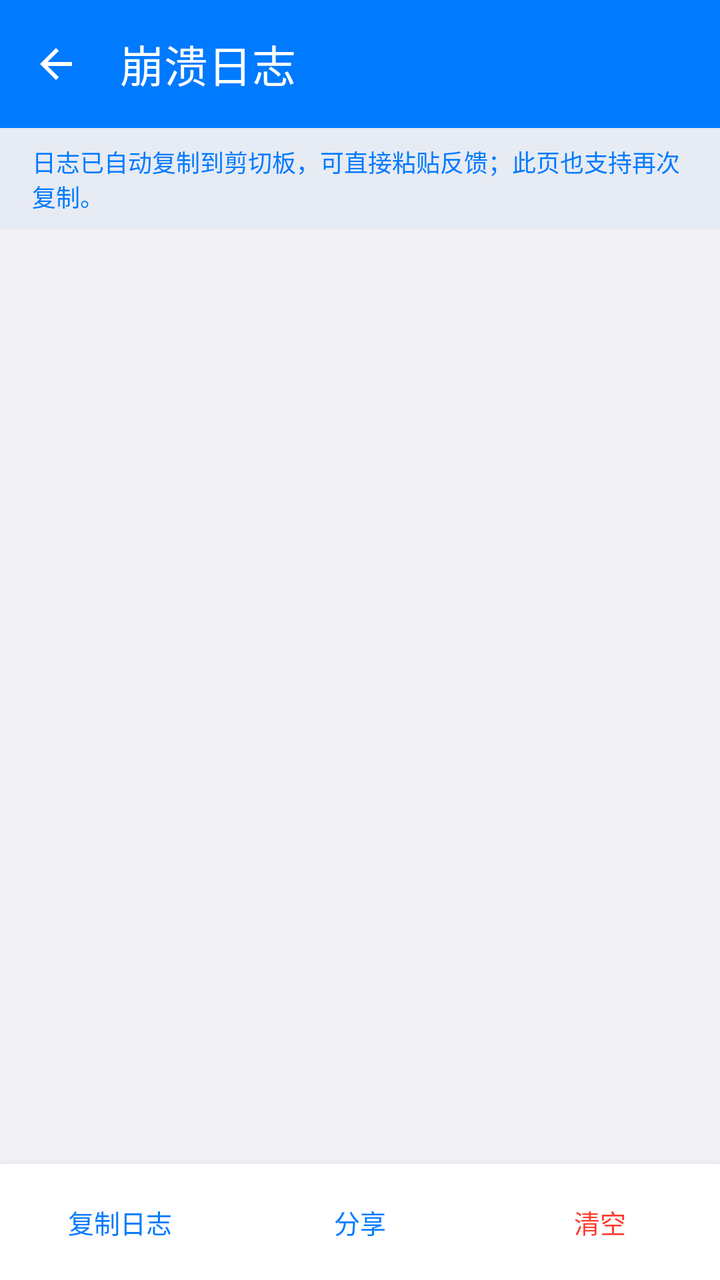
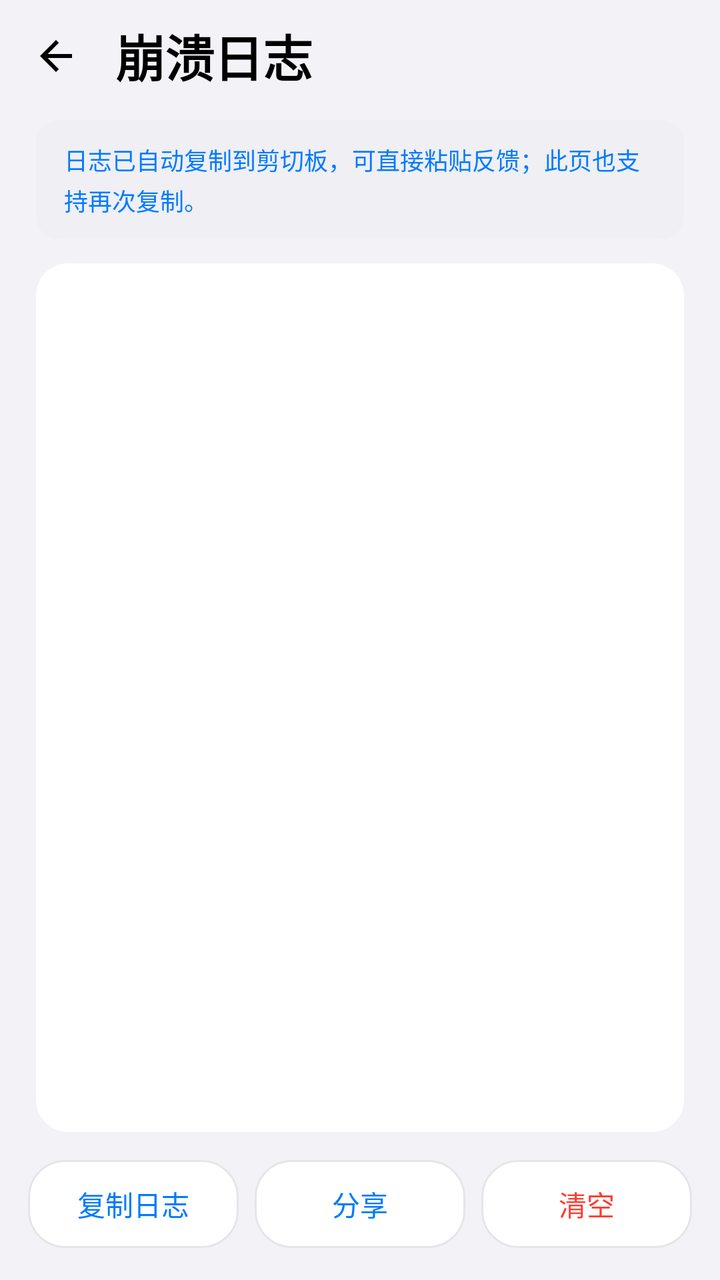

Two renders of the same Android screen: before a commit and after it. Below are the layout's source before the change and the commit's diff.
<!-- AndroidManifest.xml: application theme Theme.MDM -->
<!-- res/layout/activity_crash_log.xml -->
<?xml version="1.0" encoding="utf-8"?>
<LinearLayout xmlns:android="http://schemas.android.com/apk/res/android"
    xmlns:app="http://schemas.android.com/apk/res-auto"
    android:layout_width="match_parent"
    android:layout_height="match_parent"
    android:background="@color/mdm_surface"
    android:orientation="vertical">

    <com.google.android.material.appbar.MaterialToolbar
        android:id="@+id/crashToolbar"
        android:layout_width="match_parent"
        android:layout_height="?attr/actionBarSize"
        android:background="@color/mdm_primary"
        app:navigationIcon="@drawable/ic_back"
        app:title="@string/crash_log"
        app:titleTextColor="@color/white" />

    <TextView
        android:layout_width="match_parent"
        android:layout_height="wrap_content"
        android:background="#0D1565C0"
        android:paddingStart="16dp"
        android:paddingTop="8dp"
        android:paddingEnd="16dp"
        android:paddingBottom="8dp"
        android:text="@string/crash_tip"
        android:textColor="@color/mdm_primary"
        android:textSize="12sp" />

    <ScrollView
        android:layout_width="match_parent"
        android:layout_height="0dp"
        android:layout_weight="1"
        android:fillViewport="true"
        android:padding="12dp">

        <TextView
            android:id="@+id/tvCrashLog"
            android:layout_width="match_parent"
            android:layout_height="wrap_content"
            android:fontFamily="monospace"
            android:textColor="#37474F"
            android:textIsSelectable="true"
            android:textSize="11sp" />
    </ScrollView>

    <LinearLayout
        android:layout_width="match_parent"
        android:layout_height="58dp"
        android:background="@color/white"
        android:elevation="8dp"
        android:gravity="center"
        android:orientation="horizontal">

        <TextView
            android:id="@+id/btnCopy"
            android:layout_width="0dp"
            android:layout_height="match_parent"
            android:layout_weight="1"
            android:background="?attr/selectableItemBackground"
            android:gravity="center"
            android:text="@string/copy_log"
            android:textColor="@color/mdm_primary"
            android:textSize="13sp" />

        <TextView
            android:id="@+id/btnShare"
            android:layout_width="0dp"
            android:layout_height="match_parent"
            android:layout_weight="1"
            android:background="?attr/selectableItemBackground"
            android:gravity="center"
            android:text="@string/share"
            android:textColor="@color/mdm_primary"
            android:textSize="13sp" />

        <TextView
            android:id="@+id/btnClear"
            android:layout_width="0dp"
            android:layout_height="match_parent"
            android:layout_weight="1"
            android:background="?attr/selectableItemBackground"
            android:gravity="center"
            android:text="@string/crash_clear"
            android:textColor="@color/status_failed"
            android:textSize="13sp" />
    </LinearLayout>
</LinearLayout>
<!-- resources referenced by this layout -->
<resources>
  <color name="mdm_primary">#007AFF</color>
  <color name="mdm_surface">#F2F2F7</color>
  <color name="status_failed">#FF3B30</color>
  <color name="white">#FFFFFF</color>
  <!-- drawable ic_back (drawable) -->
  <?xml version="1.0" encoding="utf-8"?>
  <vector xmlns:android="http://schemas.android.com/apk/res/android"
      android:width="24dp"
      android:height="24dp"
      android:viewportWidth="24"
      android:viewportHeight="24">
      <path
          android:fillColor="#FFFFFFFF"
          android:pathData="M20,11H7.83l5.59,-5.59L12,4l-8,8 8,8 1.41,-1.41L7.83,13H20v-2z" />
  </vector>
  <string name="copy_log">复制日志</string>
  <string name="crash_clear">清空</string>
  <string name="crash_log">崩溃日志</string>
  <string name="crash_tip">日志已自动复制到剪切板，可直接粘贴反馈；此页也支持再次复制。</string>
  <string name="share">分享</string>
  <color name="ios_blue">#007AFF</color>
  <color name="mdm_primary_container">#E5F0FF</color>
  <color name="mdm_on_primary_container">#0062CC</color>
  <color name="mdm_secondary_container">#FFF0DE</color>
  <color name="mdm_on_secondary_container">#8A4B00</color>
  <color name="ios_card">#FFFFFF</color>
  <color name="ios_label">#000000</color>
  <color name="ios_fill">#EFEFF4</color>
  <color name="ios_label_2">#8A8A8E</color>
  <color name="ios_label_3">#C7C7CC</color>
  <color name="ios_separator">#E5E5EA</color>
  <color name="ios_red">#FF3B30</color>
  <color name="ios_bg">#F2F2F7</color>
  <style name="ThemeOverlay.MDM.BottomSheetDialog" parent="ThemeOverlay.Material3.BottomSheetDialog">
          <item name="bottomSheetStyle">@style/Widget.MDM.BottomSheet</item>
          <item name="colorSurfaceContainerLow">@color/ios_card</item>
          <item name="colorSurface">@color/ios_card</item>
          <item name="colorOnSurface">@color/ios_label</item>
          <item name="colorPrimary">@color/ios_blue</item>
      </style>
  <style name="Widget.MDM.BottomSheet" parent="Widget.Material3.BottomSheet.Modal">
          <item name="backgroundTint">@color/ios_card</item>
          <item name="shapeAppearance">@style/ShapeAppearance.MDM.Sheet</item>
      </style>
  <style name="ShapeAppearance.MDM.Sheet" parent="">
          <item name="cornerFamily">rounded</item>
          <item name="cornerSizeTopLeft">28dp</item>
          <item name="cornerSizeTopRight">28dp</item>
          <item name="cornerSizeBottomLeft">0dp</item>
          <item name="cornerSizeBottomRight">0dp</item>
      </style>
  <!-- unchanged entries left out for length: 1 -->
</resources>

<!-- the commit's change to res/layout/activity_crash_log.xml (unified diff, before → after) -->
@@ -3,86 +3,130 @@
     xmlns:app="http://schemas.android.com/apk/res-auto"
     android:layout_width="match_parent"
     android:layout_height="match_parent"
-    android:background="@color/mdm_surface"
+    android:background="@color/ios_bg"
     android:orientation="vertical">
 
     <com.google.android.material.appbar.MaterialToolbar
         android:id="@+id/crashToolbar"
         android:layout_width="match_parent"
-        android:layout_height="?attr/actionBarSize"
-        android:background="@color/mdm_primary"
+        android:layout_height="56dp"
+        android:background="@android:color/transparent"
         app:navigationIcon="@drawable/ic_back"
-        app:title="@string/crash_log"
-        app:titleTextColor="@color/white" />
+        app:navigationIconTint="@color/ios_label"
+        app:title=""
+        app:titleTextColor="@color/ios_label">
 
-    <TextView
+        <TextView
+            android:layout_width="wrap_content"
+            android:layout_height="wrap_content"
+            android:layout_marginStart="2dp"
+            android:letterSpacing="-0.02"
+            android:text="@string/crash_log"
+            android:textColor="@color/ios_label"
+            android:textSize="25sp"
+            android:textStyle="bold" />
+    </com.google.android.material.appbar.MaterialToolbar>
+
+    
+    <LinearLayout
         android:layout_width="match_parent"
         android:layout_height="wrap_content"
-        android:background="#0D1565C0"
-        android:paddingStart="16dp"
-        android:paddingTop="8dp"
-        android:paddingEnd="16dp"
-        android:paddingBottom="8dp"
-        android:text="@string/crash_tip"
-        android:textColor="@color/mdm_primary"
-        android:textSize="12sp" />
+        android:layout_marginStart="18dp"
+        android:layout_marginTop="4dp"
+        android:layout_marginEnd="18dp"
+        android:background="@drawable/bg_ios_input"
+        android:orientation="horizontal"
+        android:paddingStart="14dp"
+        android:paddingTop="11dp"
+        android:paddingEnd="14dp"
+        android:paddingBottom="11dp">
 
-    <ScrollView
+        <TextView
+            android:layout_width="match_parent"
+            android:layout_height="wrap_content"
+            android:lineSpacingExtra="3dp"
+            android:text="@string/crash_tip"
+            android:textColor="@color/ios_blue"
+            android:textSize="12sp" />
+    </LinearLayout>
+
+    
+    <LinearLayout
         android:layout_width="match_parent"
         android:layout_height="0dp"
+        android:layout_marginStart="18dp"
+        android:layout_marginTop="12dp"
+        android:layout_marginEnd="18dp"
+        android:layout_marginBottom="10dp"
         android:layout_weight="1"
-        android:fillViewport="true"
-        android:padding="12dp">
+        android:background="@drawable/bg_ios_card"
+        android:orientation="vertical"
+        android:paddingStart="16dp"
+        android:paddingTop="14dp"
+        android:paddingEnd="16dp"
+        android:paddingBottom="14dp">
 
-        <TextView
-            android:id="@+id/tvCrashLog"
+        <ScrollView
+            android:id="@+id/crashScroll"
             android:layout_width="match_parent"
-            android:layout_height="wrap_content"
-            android:fontFamily="monospace"
-            android:textColor="#37474F"
-            android:textIsSelectable="true"
-            android:textSize="11sp" />
-    </ScrollView>
+            android:layout_height="match_parent"
+            android:clipToPadding="false"
+            android:overScrollMode="never">
+
+            <TextView
+                android:id="@+id/tvCrashLog"
+                android:layout_width="match_parent"
+                android:layout_height="wrap_content"
+                android:fontFamily="monospace"
+                android:lineSpacingExtra="2dp"
+                android:textColor="@color/ios_label"
+                android:textIsSelectable="true"
+                android:textSize="11sp" />
+        </ScrollView>
+    </LinearLayout>
 
     <LinearLayout
         android:layout_width="match_parent"
-        android:layout_height="58dp"
-        android:background="@color/white"
-        android:elevation="8dp"
-        android:gravity="center"
-        android:orientation="horizontal">
+        android:layout_height="wrap_content"
+        android:orientation="horizontal"
+        android:paddingStart="14dp"
+        android:paddingTop="4dp"
+        android:paddingEnd="14dp"
+        android:paddingBottom="16dp">
 
         <TextView
             android:id="@+id/btnCopy"
             android:layout_width="0dp"
-            android:layout_height="match_parent"
+            android:layout_height="44dp"
+            android:layout_marginEnd="8dp"
             android:layout_weight="1"
-            android:background="?attr/selectableItemBackground"
+            android:background="@drawable/bg_action_pill"
             android:gravity="center"
             android:text="@string/copy_log"
-            android:textColor="@color/mdm_primary"
-            android:textSize="13sp" />
+            android:textColor="@color/ios_blue"
+            android:textSize="14sp" />
 
         <TextView
             android:id="@+id/btnShare"
             android:layout_width="0dp"
-            android:layout_height="match_parent"
+            android:layout_height="44dp"
+            android:layout_marginEnd="8dp"
             android:layout_weight="1"
-            android:background="?attr/selectableItemBackground"
+            android:background="@drawable/bg_action_pill"
             android:gravity="center"
             android:text="@string/share"
-            android:textColor="@color/mdm_primary"
-            android:textSize="13sp" />
+            android:textColor="@color/ios_blue"
+            android:textSize="14sp" />
 
         <TextView
             android:id="@+id/btnClear"
             android:layout_width="0dp"
-            android:layout_height="match_parent"
+            android:layout_height="44dp"
             android:layout_weight="1"
-            android:background="?attr/selectableItemBackground"
+            android:background="@drawable/bg_action_pill"
             android:gravity="center"
             android:text="@string/crash_clear"
-            android:textColor="@color/status_failed"
-            android:textSize="13sp" />
+            android:textColor="@color/ios_red"
+            android:textSize="14sp" />
     </LinearLayout>
 </LinearLayout>
<!-- resource entries referenced after the edit -->
@@ -1,8 +1,5 @@
 <!-- resources referenced by this layout -->
 <resources>
-  <color name="mdm_primary">#007AFF</color>
-  <color name="mdm_surface">#F2F2F7</color>
-  <color name="status_failed">#FF3B30</color>
   <color name="white">#FFFFFF</color>
   <!-- drawable ic_back (drawable) -->
   <?xml version="1.0" encoding="utf-8"?>
@@ -32,6 +29,45 @@
   <color name="ios_label_3">#C7C7CC</color>
   <color name="ios_separator">#E5E5EA</color>
   <color name="ios_red">#FF3B30</color>
+  <!-- drawable bg_action_pill (drawable) -->
+  <?xml version="1.0" encoding="utf-8"?>
+  <selector xmlns:android="http://schemas.android.com/apk/res/android">
+      <item android:state_selected="true">
+          <shape android:shape="rectangle">
+              <solid android:color="#EAF3FF" />
+              <corners android:radius="18dp" />
+              <stroke android:width="1dp" android:color="@color/ios_blue" />
+          </shape>
+      </item>
+      <item android:state_pressed="true">
+          <shape android:shape="rectangle">
+              <solid android:color="@color/ios_fill" />
+              <corners android:radius="18dp" />
+              <stroke android:width="1dp" android:color="@color/ios_separator" />
+          </shape>
+      </item>
+      <item>
+          <shape android:shape="rectangle">
+              <solid android:color="@color/ios_card" />
+              <corners android:radius="18dp" />
+              <stroke android:width="1dp" android:color="@color/ios_separator" />
+          </shape>
+      </item>
+  </selector>
+  <!-- drawable bg_ios_card (drawable) -->
+  <?xml version="1.0" encoding="utf-8"?>
+  <shape xmlns:android="http://schemas.android.com/apk/res/android"
+      android:shape="rectangle">
+      <solid android:color="@color/ios_card" />
+      <corners android:radius="16dp" />
+  </shape>
+  <!-- drawable bg_ios_input (drawable) -->
+  <?xml version="1.0" encoding="utf-8"?>
+  <shape xmlns:android="http://schemas.android.com/apk/res/android"
+      android:shape="rectangle">
+      <solid android:color="@color/ios_fill" />
+      <corners android:radius="12dp" />
+  </shape>
   <color name="ios_bg">#F2F2F7</color>
   <style name="ThemeOverlay.MDM.BottomSheetDialog" parent="ThemeOverlay.Material3.BottomSheetDialog">
           <item name="bottomSheetStyle">@style/Widget.MDM.BottomSheet</item>
